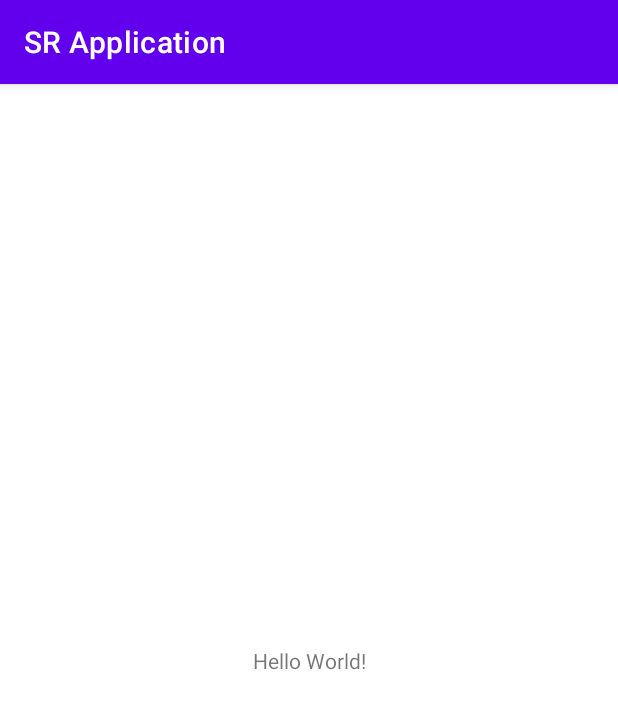
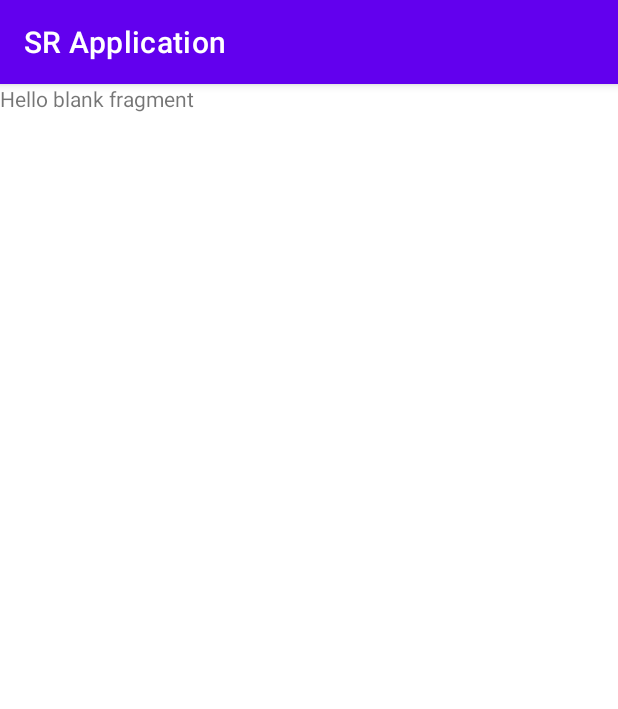
Before and after one commit to GaikiKuroda/SR_Application, an Android app: the screen it shows after launch (MainActivity), on a phone screen of 412 x 824 dp. Shown: the top 709 px of the screen. Run offline under Robolectric (Android 15) with nearby library versions, the phone set to English and light mode, and no system bars; our stand-ins replace Dagger/Hilt's generated code, RxJava, data binding; libraries missing offline, so code that uses them is left out: com.jakewharton.rxrelay3, com.trello.rxlifecycle4; 2 statements that could not run were skipped.

Commit message:
fragment表示追加

```diff
--- a/app/build.gradle
+++ b/app/build.gradle
@@ -32,6 +32,10 @@ android {
     kotlinOptions {
         jvmTarget = '1.8'
     }
+
+    dataBinding {
+        enabled = true
+    }
 }
 
 dependencies {
@@ -41,6 +45,7 @@ dependencies {
     implementation 'androidx.appcompat:appcompat:1.3.1'
     implementation 'com.google.android.material:material:1.4.0'
     implementation 'androidx.constraintlayout:constraintlayout:2.1.1'
+    implementation 'androidx.legacy:legacy-support-v4:1.0.0'
     testImplementation 'junit:junit:4.+'
     androidTestImplementation 'androidx.test.ext:junit:1.1.3'
     androidTestImplementation 'androidx.test.espresso:espresso-core:3.4.0'
--- a/app/src/main/java/app/gkuroda/srapplication/dagger/ActivityModule.kt
+++ b/app/src/main/java/app/gkuroda/srapplication/dagger/ActivityModule.kt
@@ -1,6 +1,7 @@
 package app.gkuroda.srapplication.dagger
 
 import app.gkuroda.srapplication.ui.MainActivity
+import app.gkuroda.srapplication.ui.SearchResultFragment
 import dagger.Module
 import dagger.android.ContributesAndroidInjector
 
@@ -8,4 +9,7 @@ import dagger.android.ContributesAndroidInjector
 abstract class ActivityModule {
     @ContributesAndroidInjector
     abstract fun contributeMainActivity(): MainActivity
+
+    @ContributesAndroidInjector
+    abstract fun contributeSearchResultFragment(): SearchResultFragment
 }
--- a/app/src/main/java/app/gkuroda/srapplication/dagger/ApplicationModule.kt
+++ b/app/src/main/java/app/gkuroda/srapplication/dagger/ApplicationModule.kt
@@ -12,6 +12,7 @@ import app.gkuroda.srapplication.flux.store.StoreInterface
 import dagger.Module
 import dagger.Provides
 import okhttp3.OkHttpClient
+import retrofit2.Retrofit
 import javax.inject.Singleton
 
 @Module
@@ -21,6 +22,9 @@ class ApplicationModule {
 
     @Provides
     fun okHttpClient(): OkHttpClient = OkHttpClient.Builder().build()
+
+ //   @Provides
+ //   fun retrofitCliant(okHttpClient: OkHttpClient): Retrofit = createRetrofitCliant(okHttpClient)
 
     @Singleton
     @Provides
--- a/app/src/main/java/app/gkuroda/srapplication/ui/MainActivity.kt
+++ b/app/src/main/java/app/gkuroda/srapplication/ui/MainActivity.kt
@@ -12,9 +12,18 @@ class MainActivity : RxAppCompatActivity() {
     @Inject
     lateinit var viewModelFactory: ViewModelFactory
 
+    private lateinit var viewModel: MainActivityViewModel
+
+
     override fun onCreate(savedInstanceState: Bundle?) {
         super.onCreate(savedInstanceState)
         setContentView(R.layout.activity_main)
         AndroidInjection.inject(this)
+
+        viewModel = viewModelFactory.get(this)
+
+        supportFragmentManager.beginTransaction()
+            .add(R.id.container, SearchResultFragment())
+            .commit()
     }
 }
--- /dev/null
+++ b/app/src/main/java/app/gkuroda/srapplication/ui/SearchResultFragment.kt
@@ -0,0 +1,38 @@
+package app.gkuroda.srapplication.ui
+
+import android.os.Bundle
+import android.view.LayoutInflater
+import android.view.View
+import android.view.ViewGroup
+import app.gkuroda.srapplication.R
+import app.gkuroda.srapplication.dagger.viewModel.ViewModelFactory
+import com.trello.rxlifecycle4.components.support.RxFragment
+import dagger.android.support.AndroidSupportInjection
+import javax.inject.Inject
+
+
+class SearchResultFragment : RxFragment() {
+
+    @Inject
+    lateinit var viewModelFactory: ViewModelFactory
+
+    private lateinit var viewModel: MainActivityViewModel
+
+
+    override fun onCreate(savedInstanceState: Bundle?) {
+        super.onCreate(savedInstanceState)
+        AndroidSupportInjection.inject(this)
+
+        val baseActivity = activity as MainActivity
+        viewModel = viewModelFactory.get(baseActivity)
+    }
+
+    override fun onCreateView(
+        inflater: LayoutInflater, container: ViewGroup?,
+        savedInstanceState: Bundle?
+    ): View? {
+        // Inflate the layout for this fragment
+        return inflater.inflate(R.layout.fragment_search_result, container, false)
+    }
+
+}
--- a/app/src/main/res/layout/activity_main.xml
+++ b/app/src/main/res/layout/activity_main.xml
@@ -1,9 +1,12 @@
 <?xml version="1.0" encoding="utf-8"?>
-<androidx.constraintlayout.widget.ConstraintLayout xmlns:android="http://schemas.android.com/apk/res/android"
-    xmlns:app="http://schemas.android.com/apk/res-auto" xmlns:tools="http://schemas.android.com/tools"
-    android:layout_width="match_parent" android:layout_height="match_parent" tools:context=".MainActivity">
-    <TextView android:layout_width="wrap_content" android:layout_height="wrap_content" android:text="Hello World!"
-        app:layout_constraintBottom_toBottomOf="parent" app:layout_constraintLeft_toLeftOf="parent"
-        app:layout_constraintRight_toRightOf="parent" app:layout_constraintTop_toTopOf="parent" />
+<androidx.constraintlayout.widget.ConstraintLayout
+    android:id="@+id/container"
+    xmlns:android="http://schemas.android.com/apk/res/android"
+    xmlns:tools="http://schemas.android.com/tools"
+    android:layout_width="match_parent"
+    android:layout_height="match_parent"
+    tools:context=".ui.MainActivity"
+    >
+
 
 </androidx.constraintlayout.widget.ConstraintLayout>
--- /dev/null
+++ b/app/src/main/res/layout/fragment_search_result.xml
@@ -0,0 +1,20 @@
+<?xml version="1.0" encoding="utf-8"?>
+<layout
+    xmlns:tools="http://schemas.android.com/tools"
+    xmlns:android="http://schemas.android.com/apk/res/android"
+    >
+
+    <FrameLayout
+        android:layout_width="match_parent"
+        android:layout_height="match_parent"
+        tools:context=".ui.SearchResultFragment"
+        >
+
+        <TextView
+            android:layout_width="match_parent"
+            android:layout_height="match_parent"
+            android:text="@string/hello_blank_fragment"
+            />
+
+    </FrameLayout>
+</layout>
--- a/app/src/main/res/values/strings.xml
+++ b/app/src/main/res/values/strings.xml
@@ -1,3 +1,5 @@
 <resources>
     <string name="app_name">SR Application</string>
+    <!-- TODO: Remove or change this placeholder text -->
+    <string name="hello_blank_fragment">Hello blank fragment</string>
 </resources>
```
